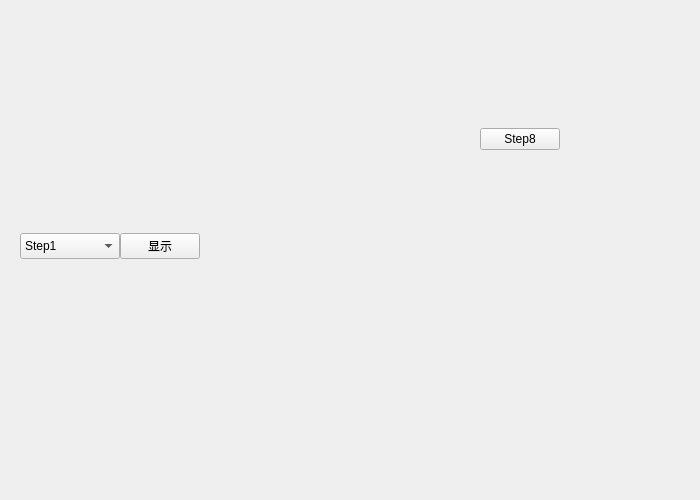
Qt form Step8.ui (albert2lyu/QualityFunctionDeployment) before a commit.
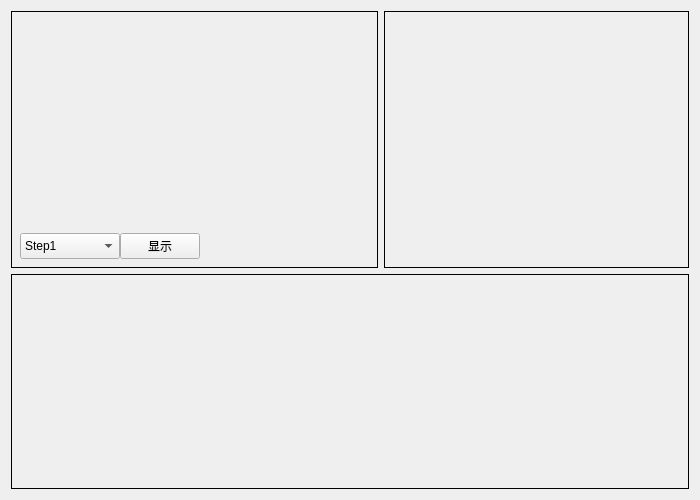
The same form after that commit. Icons and pictures are not drawn.

The edit to the form file:
```diff
--- a/Step8.ui
+++ b/Step8.ui
@@ -42,6 +42,9 @@
          <height>200</height>
         </size>
        </property>
+       <property name="styleSheet">
+        <string notr="true">#widget{border:1px solid black}</string>
+       </property>
        <layout class="QVBoxLayout" name="verticalLayout_3">
         <item>
          <widget class="QWidget" name="widget_2" native="true">
@@ -58,7 +61,8 @@
            </size>
           </property>
           <property name="styleSheet">
-           <string notr="true">image: url(:/image/back.png);</string>
+           <string notr="true">image: url(:/image/back.png);
+border-color: rgb(0, 0, 0);border:1px;</string>
           </property>
          </widget>
         </item>
@@ -144,36 +148,30 @@
       </widget>
      </item>
      <item>
-      <widget class="QStackedWidget" name="stackedWidget">
-       <property name="sizePolicy">
-        <sizepolicy hsizetype="Minimum" vsizetype="Preferred">
-         <horstretch>0</horstretch>
-         <verstretch>0</verstretch>
-        </sizepolicy>
-       </property>
+      <widget class="QWidget" name="widget_3" native="true">
        <property name="minimumSize">
         <size>
-         <width>0</width>
+         <width>300</width>
          <height>0</height>
         </size>
        </property>
-       <property name="currentIndex">
-        <number>0</number>
-       </property>
-       <widget class="QWidget" name="page">
-        <layout class="QGridLayout" name="gridLayout" rowstretch="3" columnstretch="2">
-         <item row="0" column="0">
           <layout class="QVBoxLayout" name="verticalLayout_2">
            <property name="leftMargin">
-            <number>120</number>
+         <number>0</number>
+        </property>
+        <property name="topMargin">
+         <number>0</number>
            </property>
            <property name="rightMargin">
-            <number>120</number>
+         <number>0</number>
+        </property>
+        <property name="bottomMargin">
+         <number>0</number>
            </property>
            <item>
-            <widget class="QPushButton" name="pushButton">
+         <widget class="QStackedWidget" name="stackedWidget">
              <property name="sizePolicy">
-              <sizepolicy hsizetype="Preferred" vsizetype="Fixed">
+           <sizepolicy hsizetype="Minimum" vsizetype="Preferred">
                <horstretch>0</horstretch>
                <verstretch>0</verstretch>
               </sizepolicy>
@@ -184,19 +182,20 @@
                <height>0</height>
               </size>
              </property>
-             <property name="text">
-              <string>Step8</string>
-             </property>
-            </widget>
-           </item>
-          </layout>
-         </item>
-        </layout>
-       </widget>
+          <property name="styleSheet">
+           <string notr="true">#stackedWidget{border:1px solid black}</string>
+          </property>
+          <property name="currentIndex">
+           <number>0</number>
+          </property>
+          <widget class="QWidget" name="page"/>
        <widget class="QWidget" name="page_2"/>
       </widget>
      </item>
     </layout>
+      </widget>
+     </item>
+    </layout>
    </item>
    <item>
     <widget class="QStackedWidget" name="stackedWidget_2">
@@ -212,6 +211,9 @@
        <height>200</height>
       </size>
      </property>
+     <property name="styleSheet">
+      <string notr="true">#stackedWidget_2{border:1px solid black}</string>
+     </property>
      <widget class="QWidget" name="page_3">
       <layout class="QGridLayout" name="gridLayout_2">
        <property name="leftMargin">
```
Left out of the diff: 5 changed lines with no effect on the pictures. Lines whose indentation alone changed are shown as unchanged.
